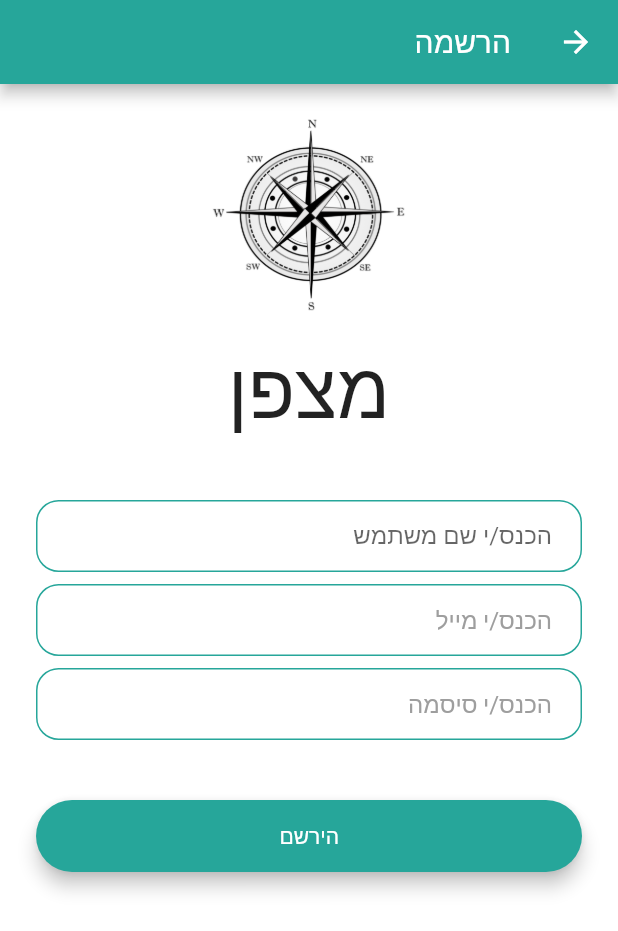
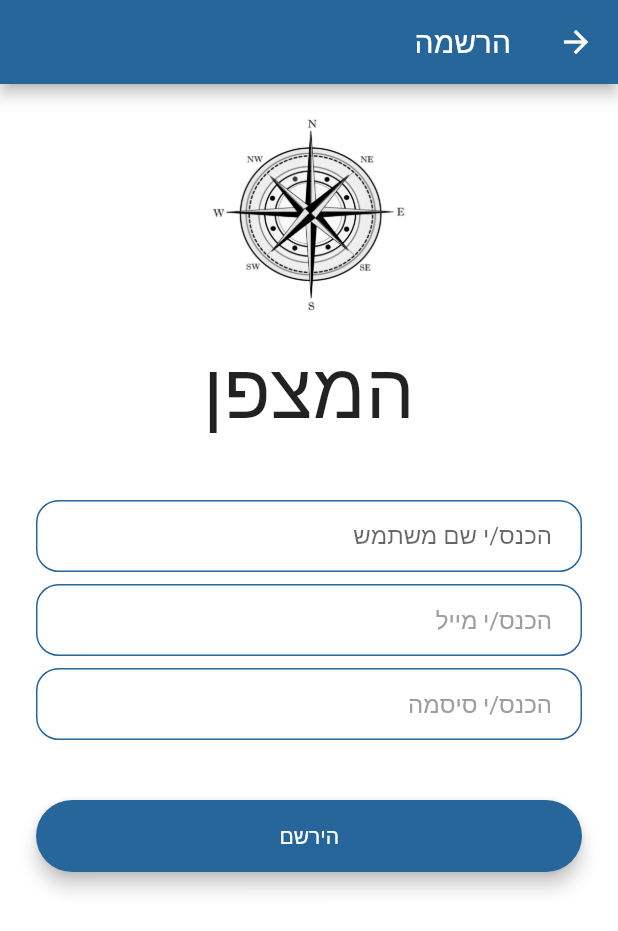
Before and after one commit to EliranAm/life_compass_app, a Flutter app: the screen it shows after launch, after a tap on "מוכן/ה לעזור", on a phone screen of 412 x 824 dp. Shown: the top 931 px of the screen. Run offline on Flutter 3.47's test engine with Material 2 defaults, Android fonts, the phone set to English and light mode, and no system bars; our stand-ins replace cloud_firestore, firebase_auth, firebase_messaging, flutter_icons, geolocator, google_fonts and 2 more; missing offline and left inert: geocoder; accounts and stored records are empty; Roboto replaces fonts that are missing (Heebo).

Commit message:
Change title Change primary color Add registration to topic to get notifications.

```diff
--- a/lib/constants.dart
+++ b/lib/constants.dart
@@ -2,6 +2,7 @@ import 'package:flutter/material.dart';
 
 const kLogoImage = 'assets/images/logo.png';
 const kLogoHeroTag = 'logo';
+const kLogoTitle = 'המצפן';
 
 const kMaxDigitsInPhoneNumber = 10;
 const kTimeToWait = 7;
@@ -11,6 +12,8 @@ const kMainCollectionName = 'helps_calls';
 const kCallerNameKey = 'caller';
 const kTimeStampKey = 'time';
 const kMessageKey = 'message';
+const kCallTopicKey = 'topic';
+const kTopicName = 'israel';
 
 const kNameSharedPrefKey = 'name';
 const kPhoneSharedPrefKey = 'phone';
@@ -23,7 +26,7 @@ const kContactsSharedPrefKey = 'contacts';
 const kRegisterSharedPrefKey = 'is_registered';
 const kIsHelperSharedPrefKey = 'is_helper';
 
-const kPrimaryColor = Color(0xff26A69A);
+const kPrimaryColor = Color(0xff26669A);
 const kAccentColor = Color(0xffCC9900);
 
 const kTextFieldDecoration = InputDecoration(
--- a/lib/screens/after_call_help_screen.dart
+++ b/lib/screens/after_call_help_screen.dart
@@ -9,7 +9,7 @@ class AfterCallHelpScreen extends StatelessWidget {
     return Scaffold(
       body: SafeArea(
         child: Column(
-          mainAxisAlignment: MainAxisAlignment.spaceEvenly,
+          mainAxisAlignment: MainAxisAlignment.center,
           children: <Widget>[
             Flexible(
               child: Hero(
@@ -20,14 +20,16 @@ class AfterCallHelpScreen extends StatelessWidget {
                 ),
               ),
             ),
+            SizedBox(height: 20.0,),
             Container(
               child: Text(
-                'מצפן',
+                kLogoTitle,
                 style: TextStyle(
                   fontSize: 50.0,
                 ),
               ),
             ),
+            SizedBox(height: 80.0,),
             Container(
               alignment: Alignment.center,
               padding: EdgeInsets.symmetric(vertical: 16.0),
--- a/lib/screens/helper_registration.dart
+++ b/lib/screens/helper_registration.dart
@@ -4,6 +4,7 @@ import 'package:flutter/services.dart';
 import 'package:lifecompassapp/components/rounded_button.dart';
 import 'package:lifecompassapp/constants.dart';
 import 'package:lifecompassapp/screens/helper_main_screen.dart';
+import 'package:lifecompassapp/services/push_nofitications.dart';
 import 'package:modal_progress_hud/modal_progress_hud.dart';
 import 'package:shared_preferences/shared_preferences.dart';
 
@@ -35,6 +36,9 @@ class _HelperRegistrationScreenState extends State<HelperRegistrationScreen> {
         await newUser.user.updateProfile(
           UserUpdateInfo()..displayName = userName,
         );
+
+        PushNotificationsManager().init();
+
         print('Registered');
         Navigator.pushNamed(context, HelperMainScreen.id);
       }
@@ -92,7 +96,7 @@ class _HelperRegistrationScreenState extends State<HelperRegistrationScreen> {
                   Container(
                     alignment: Alignment.center,
                     child: Text(
-                      'מצפן',
+                      kLogoTitle,
                       style: TextStyle(
                         fontSize: MediaQuery.of(context).size.height / 16,
                       ),
--- a/lib/screens/landing_screen.dart
+++ b/lib/screens/landing_screen.dart
@@ -19,7 +19,7 @@ class _LandingScreenState extends State<LandingScreen> {
   Widget _content = Scaffold(
     body: Center(
       child: Text(
-        'מצפן',
+        kLogoTitle,
         style: TextStyle(
           fontSize: 50.0,
         ),
--- a/lib/screens/login_call_help_screen.dart
+++ b/lib/screens/login_call_help_screen.dart
@@ -43,7 +43,6 @@ class LoginCallHelpScreen extends StatelessWidget {
     String message =
         '''${userData.name} הודיע/ה על מצב מצוקה כעת וזקוק לעזרתך. אנא פנה/י לרשויות לקריאה לעזרה בהקדם. כתובת רשומה: ${userData.address} מיקום נוכחי: $address''';
     print(message);
-    print(message.length);
     return message;
   }
 
@@ -52,6 +51,7 @@ class LoginCallHelpScreen extends StatelessWidget {
       kCallerNameKey: callerName,
       kTimeStampKey: FieldValue.serverTimestamp(),
       kMessageKey: message,
+      kCallTopicKey: kTopicName,
     });
   }
 
@@ -109,7 +109,7 @@ class LoginCallHelpScreen extends StatelessWidget {
     return Scaffold(
       body: SafeArea(
         child: Column(
-          mainAxisAlignment: MainAxisAlignment.spaceEvenly,
+          mainAxisAlignment: MainAxisAlignment.center,
           children: <Widget>[
             Flexible(
               child: Hero(
@@ -120,14 +120,16 @@ class LoginCallHelpScreen extends StatelessWidget {
                 ),
               ),
             ),
+            SizedBox(height: 20.0,),
             Container(
               child: Text(
-                'מצפן',
+                kLogoTitle,
                 style: TextStyle(
                   fontSize: 50.0,
                 ),
               ),
             ),
+            SizedBox(height: 80.0,),
             Container(
               alignment: Alignment.center,
               padding: EdgeInsets.symmetric(vertical: 16.0),
--- a/lib/screens/welcome_screen.dart
+++ b/lib/screens/welcome_screen.dart
@@ -45,7 +45,7 @@ class _WelcomeScreenState extends State<WelcomeScreen> {
             Container(
               alignment: Alignment.center,
               child: Text(
-                'מצפן',
+                kLogoTitle,
                 style: TextStyle(
                   fontSize: 50.0,
                 ),
```
Also changed, not shown: lib/screens/helper_main_screen.dart (+5 -2 lines), lib/services/push_nofitications.dart (+21 -3 lines), 2 other files.
